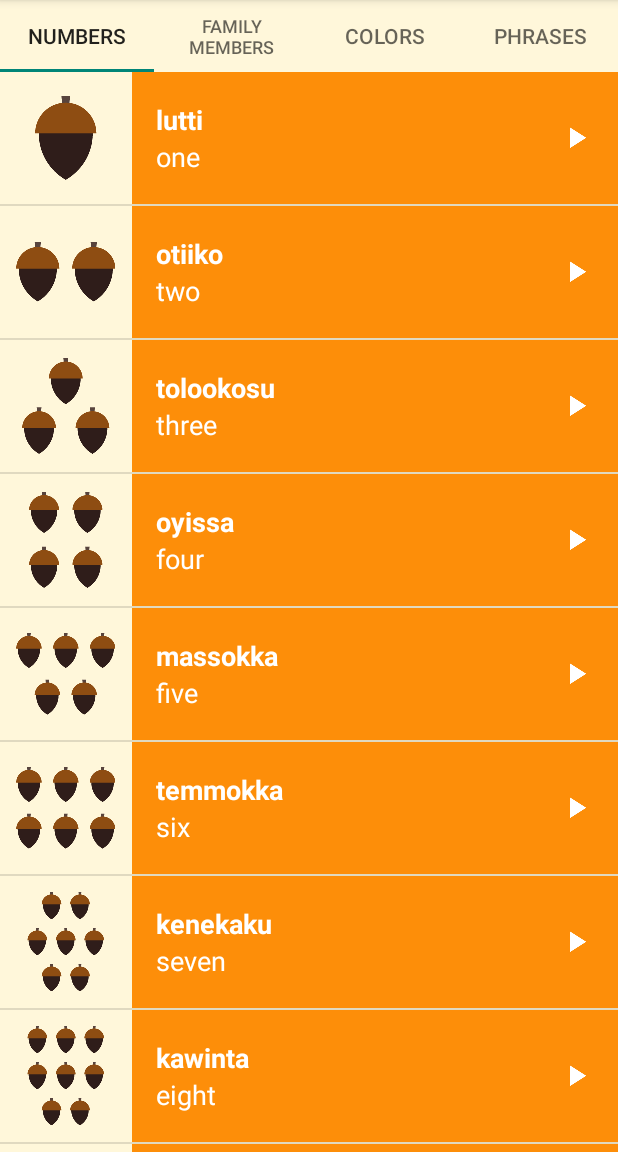
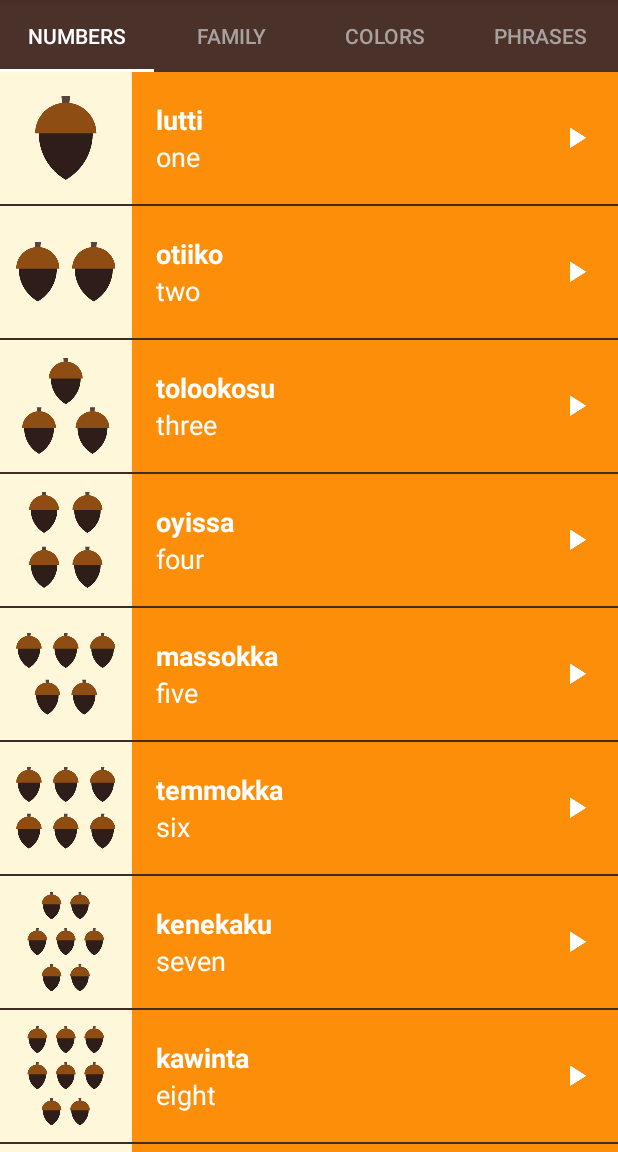
Before and after one commit to shrmittal/Miwok, an Android app: the screen it shows after launch (MainActivity), on a phone screen of 412 x 824 dp, the part 84-1236 px from its top. Run offline under Robolectric (Android 15) with nearby library versions, the phone set to English and light mode, and no system bars.

Commit message:
final visual polish! done

```diff
--- a/app/src/main/res/layout/activity_main.xml
+++ b/app/src/main/res/layout/activity_main.xml
@@ -16,12 +16,14 @@
     xmlns:tools="http://schemas.android.com/tools"
     android:layout_width="match_parent"
     android:layout_height="match_parent"
-    android:background="@color/tan_background"
+    android:background="@color/primary_color"
     android:orientation="vertical"
     tools:context="com.example.android.miwok.MainActivity">
+
     <android.support.design.widget.TabLayout
         android:id="@+id/tabs"
         android:layout_width="match_parent"
+        style="@style/CategoryTab"
         android:layout_height="wrap_content" />
 
     <android.support.v4.view.ViewPager
--- /dev/null
+++ b/app/src/main/res/values-v21/styles.xml
@@ -0,0 +1,9 @@
+<?xml version="1.0" encoding="utf-8"?>
+<resources>
+
+    <style name="MiwokAppBarStyle" parent="style/Widget.AppCompat.Light.ActionBar.Solid.Inverse">
+        <item name="android:elevation">0dp</item>
+    </style>
+
+
+</resources>
--- a/app/src/main/res/values/strings.xml
+++ b/app/src/main/res/values/strings.xml
@@ -26,7 +26,7 @@
     <string name="category_numbers">Numbers</string>
 
     <!-- Category name for the vocabulary words for family members [CHAR LIMIT=20] -->
-    <string name="category_family">Family Members</string>
+    <string name="category_family">Family</string>
 
     <!-- TODO: Remove or change this placeholder text -->
     <string name="hello_blank_fragment">Hello blank fragment</string>
--- a/app/src/main/res/values/styles.xml
+++ b/app/src/main/res/values/styles.xml
@@ -18,8 +18,20 @@
     <style name="AppTheme" parent="Theme.AppCompat.Light.DarkActionBar">
         <item name="colorPrimary">@color/primary_color</item>
         <item name="colorPrimaryDark">@color/primary_dark_color</item>
+        <item name="android:actionBarStyle">@style/MiwokAppBarStyle</item>
+        <item name="android:windowContentOverlay">@null</item>
     </style>
 
+    <!-- Style for a tab that displays a category name -->
+    <style name="CategoryTab" parent="Widget.Design.TabLayout">
+        <item name="tabIndicatorColor">@android:color/white</item>
+        <item name="tabSelectedTextColor">@android:color/white</item>
+        <item name="tabTextAppearance">@style/CategoryTabTextAppearance</item>
+    </style>
+    <!-- Text appearance style for a category tab -->
+    <style name="CategoryTabTextAppearance" parent="TextAppearance.Design.Tab">
+        <item name="android:textColor">#A8A19E</item>
+    </style>
     <!-- Style for a category of vocabulary words -->
     <style name="CategoryStyle">
         <item name="android:layout_width">match_parent</item>
```
